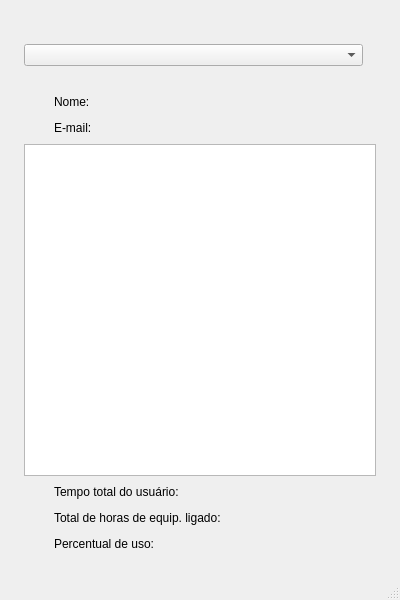
gpenello/ControleDeUso, file Controle_UsoDeEquipamento/GUI/telaHistDeUso.ui: the form before one commit.
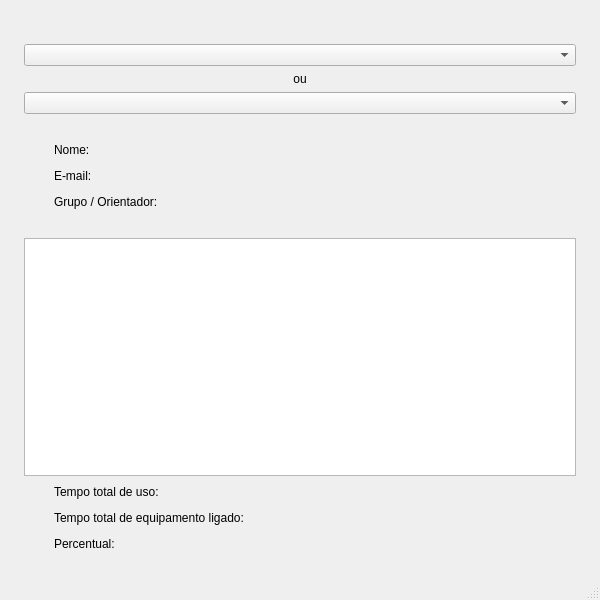
The form after the commit.

Commit message: Ajeitando GUI e adicionando busca por login antigo

The edit to the form file:
```diff
--- a/Controle_UsoDeEquipamento/GUI/telaHistDeUso.ui
+++ b/Controle_UsoDeEquipamento/GUI/telaHistDeUso.ui
@@ -6,7 +6,7 @@
    <rect>
     <x>0</x>
     <y>0</y>
-    <width>400</width>
+    <width>600</width>
     <height>600</height>
    </rect>
   </property>
@@ -18,13 +18,13 @@
   </property>
   <property name="minimumSize">
    <size>
-    <width>400</width>
+    <width>600</width>
     <height>600</height>
    </size>
   </property>
   <property name="maximumSize">
    <size>
-    <width>400</width>
+    <width>600</width>
     <height>600</height>
    </size>
   </property>
@@ -137,17 +137,36 @@
             <verstretch>0</verstretch>
            </sizepolicy>
           </property>
-         </widget>
-        </item>
-        <item>
-         <widget class="QLabel" name="lbl_login_2">
-          <property name="text">
-           <string/>
+          <property name="sizeAdjustPolicy">
+           <enum>QComboBox::AdjustToContentsOnFirstShow</enum>
           </property>
          </widget>
         </item>
        </layout>
       </item>
+      <item>
+       <widget class="QLabel" name="label">
+        <property name="text">
+         <string>ou</string>
+        </property>
+        <property name="alignment">
+         <set>Qt::AlignCenter</set>
+        </property>
+       </widget>
+      </item>
+      <item>
+       <widget class="QComboBox" name="cbx_grupos">
+        <property name="sizePolicy">
+         <sizepolicy hsizetype="Expanding" vsizetype="Fixed">
+          <horstretch>0</horstretch>
+          <verstretch>0</verstretch>
+         </sizepolicy>
+        </property>
+        <property name="sizeAdjustPolicy">
+         <enum>QComboBox::AdjustToContentsOnFirstShow</enum>
+        </property>
+       </widget>
+      </item>
       <item>
        <spacer name="verticalSpacer_4">
         <property name="orientation">
@@ -270,6 +289,75 @@
         </item>
        </layout>
       </item>
+      <item>
+       <layout class="QHBoxLayout" name="horizontalLayout_6">
+        <item>
+         <spacer name="horizontalSpacer_14">
+          <property name="orientation">
+           <enum>Qt::Horizontal</enum>
+          </property>
+          <property name="sizeType">
+           <enum>QSizePolicy::Fixed</enum>
+          </property>
+          <property name="sizeHint" stdset="0">
+           <size>
+            <width>30</width>
+            <height>20</height>
+           </size>
+          </property>
+         </spacer>
+        </item>
+        <item>
+         <widget class="QLabel" name="label_6">
+          <property name="sizePolicy">
+           <sizepolicy hsizetype="Fixed" vsizetype="Preferred">
+            <horstretch>0</horstretch>
+            <verstretch>0</verstretch>
+           </sizepolicy>
+          </property>
+          <property name="text">
+           <string>Grupo / Orientador:       </string>
+          </property>
+         </widget>
+        </item>
+        <item>
+         <widget class="QLabel" name="lbl_grupo">
+          <property name="text">
+           <string/>
+          </property>
+         </widget>
+        </item>
+        <item>
+         <spacer name="horizontalSpacer_15">
+          <property name="orientation">
+           <enum>Qt::Horizontal</enum>
+          </property>
+          <property name="sizeHint" stdset="0">
+           <size>
+            <width>40</width>
+            <height>20</height>
+           </size>
+          </property>
+         </spacer>
+        </item>
+       </layout>
+      </item>
+      <item>
+       <spacer name="verticalSpacer_6">
+        <property name="orientation">
+         <enum>Qt::Vertical</enum>
+        </property>
+        <property name="sizeType">
+         <enum>QSizePolicy::Fixed</enum>
+        </property>
+        <property name="sizeHint" stdset="0">
+         <size>
+          <width>20</width>
+          <height>20</height>
+         </size>
+        </property>
+       </spacer>
+      </item>
       <item>
        <widget class="QTextEdit" name="txt_uso">
         <property name="enabled">
@@ -307,7 +395,7 @@
            </sizepolicy>
           </property>
           <property name="text">
-           <string>Tempo total do usuário:       </string>
+           <string>Tempo total de uso:       </string>
           </property>
          </widget>
         </item>
@@ -339,6 +427,65 @@
         </item>
        </layout>
       </item>
+      <item>
+       <layout class="QHBoxLayout" name="horizontalLayout_11">
+        <item>
+         <spacer name="horizontalSpacer_22">
+          <property name="orientation">
+           <enum>Qt::Horizontal</enum>
+          </property>
+          <property name="sizeType">
+           <enum>QSizePolicy::Fixed</enum>
+          </property>
+          <property name="sizeHint" stdset="0">
+           <size>
+            <width>30</width>
+            <height>20</height>
+           </size>
+          </property>
+         </spacer>
+        </item>
+        <item>
+         <widget class="QLabel" name="label_10">
+          <property name="sizePolicy">
+           <sizepolicy hsizetype="Fixed" vsizetype="Preferred">
+            <horstretch>0</horstretch>
+            <verstretch>0</verstretch>
+           </sizepolicy>
+          </property>
+          <property name="text">
+           <string>Tempo total de equipamento ligado:       </string>
+          </property>
+         </widget>
+        </item>
+        <item>
+         <widget class="QLabel" name="lbl_totalLigado">
+          <property name="minimumSize">
+           <size>
+            <width>50</width>
+            <height>0</height>
+           </size>
+          </property>
+          <property name="text">
+           <string/>
+          </property>
+         </widget>
+        </item>
+        <item>
+         <spacer name="horizontalSpacer_23">
+          <property name="orientation">
+           <enum>Qt::Horizontal</enum>
+          </property>
+          <property name="sizeHint" stdset="0">
+           <size>
+            <width>40</width>
+            <height>20</height>
+           </size>
+          </property>
+         </spacer>
+        </item>
+       </layout>
+      </item>
       <item>
        <layout class="QHBoxLayout" name="horizontalLayout_9">
         <item>
@@ -366,66 +513,7 @@
            </sizepolicy>
           </property>
           <property name="text">
-           <string>Total de horas de equip. ligado:</string>
-          </property>
-         </widget>
-        </item>
-        <item>
-         <widget class="QLabel" name="lbl_totalLigado">
-          <property name="minimumSize">
-           <size>
-            <width>50</width>
-            <height>0</height>
-           </size>
-          </property>
-          <property name="text">
-           <string/>
-          </property>
-         </widget>
-        </item>
-        <item>
-         <spacer name="horizontalSpacer_19">
-          <property name="orientation">
-           <enum>Qt::Horizontal</enum>
-          </property>
-          <property name="sizeHint" stdset="0">
-           <size>
-            <width>40</width>
-            <height>20</height>
-           </size>
-          </property>
-         </spacer>
-        </item>
-       </layout>
-      </item>
-      <item>
-       <layout class="QHBoxLayout" name="horizontalLayout_10">
-        <item>
-         <spacer name="horizontalSpacer_20">
-          <property name="orientation">
-           <enum>Qt::Horizontal</enum>
-          </property>
-          <property name="sizeType">
-           <enum>QSizePolicy::Fixed</enum>
-          </property>
-          <property name="sizeHint" stdset="0">
-           <size>
-            <width>30</width>
-            <height>20</height>
-           </size>
-          </property>
-         </spacer>
-        </item>
-        <item>
-         <widget class="QLabel" name="label_9">
-          <property name="sizePolicy">
-           <sizepolicy hsizetype="Fixed" vsizetype="Preferred">
-            <horstretch>0</horstretch>
-            <verstretch>0</verstretch>
-           </sizepolicy>
-          </property>
-          <property name="text">
-           <string>Percentual de uso:</string>
+           <string>Percentual:       </string>
           </property>
          </widget>
         </item>
@@ -443,7 +531,7 @@
          </widget>
         </item>
         <item>
-         <spacer name="horizontalSpacer_21">
+         <spacer name="horizontalSpacer_19">
           <property name="orientation">
            <enum>Qt::Horizontal</enum>
           </property>
```
Left out of the diff: 2 changed lines with no effect on the pictures. The commit also changes 3 other files.
